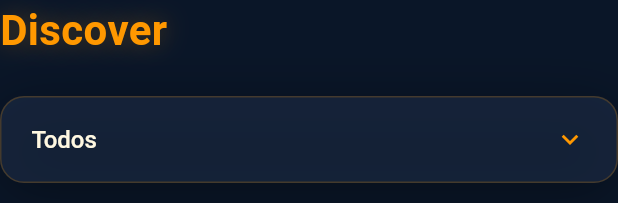
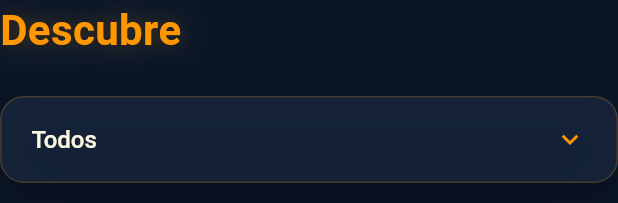
Before and after one commit to Saint-Roche-Microsystems/Filmsit, a Flutter app: the DiscoverSection widget shown alone on an empty page, opened directly, on a phone screen of 412 x 824 dp. Shown: the top 203 px of the screen. Run offline on Flutter 3.47's test engine with Material 3 defaults, Android fonts, the phone set to English and light mode, and no system bars; our stand-ins replace flutter_dotenv; network calls fail.

Commit message:
fix(home): 🐛 change title sections to spanish

```diff
--- a/lib/src/presentation/widgets/home_sections/discover.dart
+++ b/lib/src/presentation/widgets/home_sections/discover.dart
@@ -36,7 +36,7 @@ class _DiscoverSectionState extends State<DiscoverSection> {
       crossAxisAlignment: CrossAxisAlignment.start,
       children: [
         Text(
-          'Discover',
+          'Descubre',
           style: TextStyle(
             fontSize: 28,
             fontWeight: FontWeight.bold,
--- a/lib/src/presentation/widgets/home_sections/trending.dart
+++ b/lib/src/presentation/widgets/home_sections/trending.dart
@@ -17,7 +17,7 @@ class TrendingSection extends StatelessWidget {
           crossAxisAlignment: CrossAxisAlignment.start,
           children: [
             Text(
-              'TRENDING',
+              'TENDENCIA',
               style: TextStyle(
                 fontSize: 28,
                 fontWeight: FontWeight.bold,
--- a/lib/src/presentation/widgets/home_sections/upcoming.dart
+++ b/lib/src/presentation/widgets/home_sections/upcoming.dart
@@ -17,7 +17,7 @@ class UpcomingSection extends StatelessWidget {
           crossAxisAlignment: CrossAxisAlignment.start,
           children: [
             Text(
-              'Upcoming',
+              'Proximamente',
               style: TextStyle(
                 fontSize: 28,
                 fontWeight: FontWeight.bold,
```
